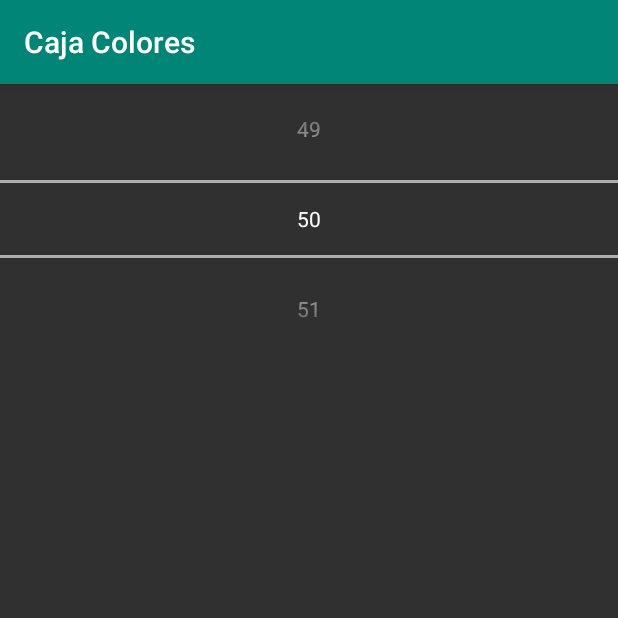
After one commit to flcarballeda/CajaColores, an Android app: the GetSquareActivity screen opened directly, with no data from a screen before it, on a phone screen of 412 x 824 dp, the top half of it. The commit adds this screen. Run offline under Robolectric (Android 15) with nearby library versions, the phone set to English and light mode, and no system bars.

Commit message:
Añadida la actividad para seleccionar las squares en Dividir.

```diff
--- a/app/src/main/AndroidManifest.xml
+++ b/app/src/main/AndroidManifest.xml
@@ -9,6 +9,7 @@
         android:roundIcon="@mipmap/ic_launcher_round"
         android:supportsRtl="true"
         android:theme="@style/AppTheme">
+        <activity android:name=".GetSquareActivity"></activity>
         <activity android:name=".StartActivity">
             <intent-filter>
                 <action android:name="android.intent.action.MAIN" />
--- /dev/null
+++ b/app/src/main/java/org/lopez/fernando/cajacolores/GetSquareActivity.java
@@ -0,0 +1,31 @@
+package org.lopez.fernando.cajacolores;
+
+import android.content.Context;
+import android.content.Intent;
+import android.support.v7.app.AppCompatActivity;
+import android.os.Bundle;
+import android.widget.NumberPicker;
+
+public class GetSquareActivity extends AppCompatActivity {
+
+    public static final String INTENT_PARAMETER_SQUARES = "IntentParameterSquares";
+
+    @Override
+    protected void onCreate(Bundle savedInstanceState) {
+        super.onCreate(savedInstanceState);
+        setContentView(R.layout.activity_get_square);
+        NumberPicker numbers = findViewById(R.id.numberSquares);
+        final Context context = this;
+        numbers.setMinValue(30);
+        numbers.setMaxValue(100);
+        numbers.setValue(50);
+        numbers.setOnValueChangedListener(new NumberPicker.OnValueChangeListener() {
+            @Override
+            public void onValueChange(NumberPicker picker, int oldVal, int newVal) {
+                Intent intent = new Intent(context, SplitView.class);
+                intent.putExtra(INTENT_PARAMETER_SQUARES, newVal);
+                context.startActivity(intent);
+            }
+        });
+    }
+}
--- a/app/src/main/java/org/lopez/fernando/cajacolores/MainActivity.java
+++ b/app/src/main/java/org/lopez/fernando/cajacolores/MainActivity.java
@@ -79,7 +79,7 @@ public class MainActivity extends AppCompatActivity {
             case R.id.version_dividir: {
                 Log.d(MYAPP, "Menú Dividir.");
                 // Lanzar la versión del Juego Dividir.
-                Intent intent = new Intent(this, SplitView.class);
+                Intent intent = new Intent(this, GetSquareActivity.class);
                 this.finish();
                 startActivity(intent);
             }
--- /dev/null
+++ b/app/src/main/res/layout/activity_get_square.xml
@@ -0,0 +1,21 @@
+<?xml version="1.0" encoding="utf-8"?>
+<LinearLayout xmlns:android="http://schemas.android.com/apk/res/android"
+    xmlns:tools="http://schemas.android.com/tools"
+    android:layout_width="match_parent"
+    android:layout_height="match_parent"
+    android:orientation="vertical"
+    tools:context=".GetSquareActivity">
+
+    <LinearLayout
+        android:layout_width="match_parent"
+        android:layout_height="wrap_content"
+        android:layout_gravity="center"
+        android:orientation="horizontal">
+
+        <NumberPicker
+            android:id="@+id/numberSquares"
+            android:layout_width="match_parent"
+            android:layout_height="match_parent"
+            android:orientation="horizontal"></NumberPicker>
+    </LinearLayout>
+</LinearLayout>
```
Also changed, not shown: app/src/main/java/org/lopez/fernando/cajacolores/SplitView.java (+54 -3 lines), app/src/main/res/layout/activity_split_view.xml (+7 -0 lines).
